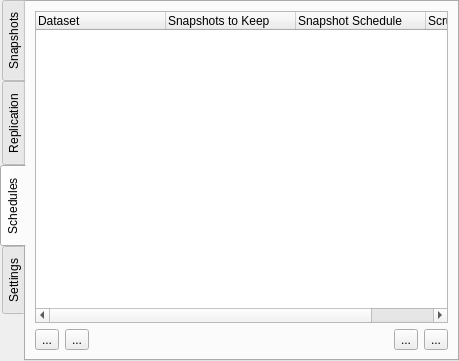
The window that src-qt5/gui_client/pages/page_lp.ui (trueos/sysadm-ui-qt) describes before a commit, drawn with Qt 5.
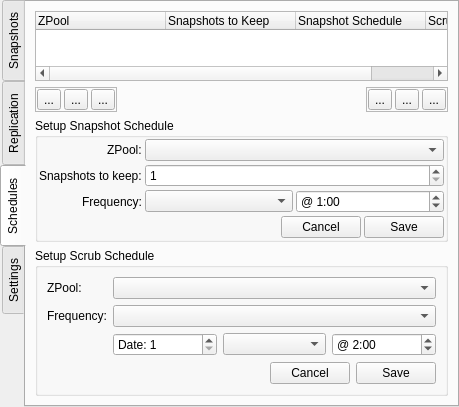
The same window after the commit. The open tabs and pages were chosen to show the change. Icons and pictures are not drawn.

Commit message: Get the schedule page up and running. Looks like there might be some backend API issues with the server, but the client seems to be sending/parsing the data properly.

The edit to the form file:
```diff
--- a/src-qt5/gui_client/pages/page_lp.ui
+++ b/src-qt5/gui_client/pages/page_lp.ui
@@ -499,7 +499,7 @@
          </attribute>
          <column>
           <property name="text">
-           <string>Dataset</string>
+           <string>ZPool</string>
           </property>
          </column>
          <column>
@@ -522,17 +522,69 @@
        <item>
         <layout class="QHBoxLayout" name="horizontalLayout_3">
          <item>
-          <widget class="QToolButton" name="tool_schedule_addsnap">
-           <property name="text">
-            <string>...</string>
+          <widget class="QFrame" name="frame">
+           <property name="frameShape">
+            <enum>QFrame::StyledPanel</enum>
            </property>
-          </widget>
-         </item>
-         <item>
-          <widget class="QToolButton" name="tool_schedule_rmsnap">
-           <property name="text">
-            <string>...</string>
+           <property name="frameShadow">
+            <enum>QFrame::Raised</enum>
            </property>
+           <layout class="QHBoxLayout" name="horizontalLayout_11">
+            <property name="spacing">
+             <number>3</number>
+            </property>
+            <property name="leftMargin">
+             <number>1</number>
+            </property>
+            <property name="topMargin">
+             <number>1</number>
+            </property>
+            <property name="rightMargin">
+             <number>1</number>
+            </property>
+            <property name="bottomMargin">
+             <number>1</number>
+            </property>
+            <item>
+             <widget class="QToolButton" name="tool_schedule_addsnap">
+              <property name="statusTip">
+               <string>Add snapshot to schedule</string>
+              </property>
+              <property name="text">
+               <string>...</string>
+              </property>
+              <property name="icon">
+               <iconset resource="../../icons/icons.qrc">
+                <normaloff>:/icons/black/camera.svg</normaloff>:/icons/black/camera.svg</iconset>
+              </property>
+             </widget>
+            </item>
+            <item>
+             <widget class="QToolButton" name="tool_schedule_modifysnap">
+              <property name="text">
+               <string>...</string>
+              </property>
+              <property name="icon">
+               <iconset resource="../../icons/icons.qrc">
+                <normaloff>:/icons/black/preferences.svg</normaloff>:/icons/black/preferences.svg</iconset>
+              </property>
+             </widget>
+            </item>
+            <item>
+             <widget class="QToolButton" name="tool_schedule_rmsnap">
+              <property name="statusTip">
+               <string>Remove snapshot from schedule</string>
+              </property>
+              <property name="text">
+               <string>...</string>
+              </property>
+              <property name="icon">
+               <iconset resource="../../icons/icons.qrc">
+                <normaloff>:/icons/black/cancel.svg</normaloff>:/icons/black/cancel.svg</iconset>
+              </property>
+             </widget>
+            </item>
+           </layout>
           </widget>
          </item>
          <item>
@@ -549,21 +601,306 @@
           </spacer>
          </item>
          <item>
-          <widget class="QToolButton" name="tool_schedule_addscrub">
-           <property name="text">
-            <string>...</string>
+          <widget class="QFrame" name="frame_2">
+           <property name="frameShape">
+            <enum>QFrame::StyledPanel</enum>
            </property>
-          </widget>
-         </item>
-         <item>
-          <widget class="QToolButton" name="tool_schedule_rmscrub">
-           <property name="text">
-            <string>...</string>
+           <property name="frameShadow">
+            <enum>QFrame::Raised</enum>
            </property>
+           <layout class="QHBoxLayout" name="horizontalLayout_12">
+            <property name="spacing">
+             <number>3</number>
+            </property>
+            <property name="leftMargin">
+             <number>1</number>
+            </property>
+            <property name="topMargin">
+             <number>1</number>
+            </property>
+            <property name="rightMargin">
+             <number>1</number>
+            </property>
+            <property name="bottomMargin">
+             <number>1</number>
+            </property>
+            <item>
+             <widget class="QToolButton" name="tool_schedule_addscrub">
+              <property name="statusTip">
+               <string>Add ZFS scrub to schedule</string>
+              </property>
+              <property name="text">
+               <string>...</string>
+              </property>
+              <property name="icon">
+               <iconset resource="../../icons/icons.qrc">
+                <normaloff>:/icons/black/pressure-reading.svg</normaloff>:/icons/black/pressure-reading.svg</iconset>
+              </property>
+             </widget>
+            </item>
+            <item>
+             <widget class="QToolButton" name="tool_schedule_modifyscrub">
+              <property name="text">
+               <string>...</string>
+              </property>
+              <property name="icon">
+               <iconset resource="../../icons/icons.qrc">
+                <normaloff>:/icons/black/preferences.svg</normaloff>:/icons/black/preferences.svg</iconset>
+              </property>
+             </widget>
+            </item>
+            <item>
+             <widget class="QToolButton" name="tool_schedule_rmscrub">
+              <property name="statusTip">
+               <string>Remove scheduled scrub</string>
+              </property>
+              <property name="text">
+               <string>...</string>
+              </property>
+              <property name="icon">
+               <iconset resource="../../icons/icons.qrc">
+                <normaloff>:/icons/black/cancel.svg</normaloff>:/icons/black/cancel.svg</iconset>
+              </property>
+             </widget>
+            </item>
+           </layout>
           </widget>
          </item>
         </layout>
        </item>
+       <item>
+        <widget class="QGroupBox" name="group_schedule_snap">
+         <property name="title">
+          <string>Setup Snapshot Schedule</string>
+         </property>
+         <layout class="QFormLayout" name="formLayout_4">
+          <property name="labelAlignment">
+           <set>Qt::AlignRight|Qt::AlignTrailing|Qt::AlignVCenter</set>
+          </property>
+          <property name="horizontalSpacing">
+           <number>3</number>
+          </property>
+          <property name="verticalSpacing">
+           <number>3</number>
+          </property>
+          <property name="leftMargin">
+           <number>1</number>
+          </property>
+          <property name="topMargin">
+           <number>1</number>
+          </property>
+          <property name="rightMargin">
+           <number>1</number>
+          </property>
+          <property name="bottomMargin">
+           <number>1</number>
+          </property>
+          <item row="1" column="1">
+           <widget class="QSpinBox" name="spin_schedule_snapkeep">
+            <property name="minimum">
+             <number>1</number>
+            </property>
+            <property name="maximum">
+             <number>100000</number>
+            </property>
+           </widget>
+          </item>
+          <item row="0" column="1">
+           <widget class="QComboBox" name="combo_schedule_snappool"/>
+          </item>
+          <item row="0" column="0">
+           <widget class="QLabel" name="label_12">
+            <property name="text">
+             <string>ZPool:</string>
+            </property>
+           </widget>
+          </item>
+          <item row="1" column="0">
+           <widget class="QLabel" name="label_13">
+            <property name="text">
+             <string>Snapshots to keep:</string>
+            </property>
+           </widget>
+          </item>
+          <item row="2" column="0">
+           <widget class="QLabel" name="label_14">
+            <property name="text">
+             <string>Frequency:</string>
+            </property>
+           </widget>
+          </item>
+          <item row="2" column="1">
+           <layout class="QHBoxLayout" name="horizontalLayout_8">
+            <item>
+             <widget class="QComboBox" name="combo_schedule_snapfreq"/>
+            </item>
+            <item>
+             <widget class="QSpinBox" name="spin_schedule_snaphour">
+              <property name="suffix">
+               <string>:00</string>
+              </property>
+              <property name="prefix">
+               <string>@ </string>
+              </property>
+              <property name="maximum">
+               <number>23</number>
+              </property>
+              <property name="value">
+               <number>1</number>
+              </property>
+             </widget>
+            </item>
+           </layout>
+          </item>
+          <item row="3" column="1">
+           <layout class="QHBoxLayout" name="horizontalLayout_9">
+            <item>
+             <spacer name="horizontalSpacer_5">
+              <property name="orientation">
+               <enum>Qt::Horizontal</enum>
+              </property>
+              <property name="sizeHint" stdset="0">
+               <size>
+                <width>40</width>
+                <height>20</height>
+               </size>
+              </property>
+             </spacer>
+            </item>
+            <item>
+             <widget class="QPushButton" name="push_schedule_cancelsnap">
+              <property name="text">
+               <string>Cancel</string>
+              </property>
+              <property name="icon">
+               <iconset resource="../../icons/icons.qrc">
+                <normaloff>:/icons/black/cancel.svg</normaloff>:/icons/black/cancel.svg</iconset>
+              </property>
+             </widget>
+            </item>
+            <item>
+             <widget class="QPushButton" name="push_schedule_savesnap">
+              <property name="text">
+               <string>Save</string>
+              </property>
+              <property name="icon">
+               <iconset resource="../../icons/icons.qrc">
+                <normaloff>:/icons/black/inbox-download.svg</normaloff>:/icons/black/inbox-download.svg</iconset>
+              </property>
+             </widget>
+            </item>
+           </layout>
+          </item>
+         </layout>
+        </widget>
+       </item>
+       <item>
+        <widget class="QGroupBox" name="group_schedule_scrub">
+         <property name="title">
+          <string>Setup Scrub Schedule</string>
+         </property>
+         <layout class="QFormLayout" name="formLayout_5">
+          <item row="0" column="0">
+           <widget class="QLabel" name="label_15">
+            <property name="text">
+             <string>ZPool:</string>
+            </property>
+           </widget>
+          </item>
+          <item row="0" column="1">
+           <widget class="QComboBox" name="combo_schedule_scrubpool"/>
+          </item>
+          <item row="1" column="0">
+           <widget class="QLabel" name="label_16">
+            <property name="text">
+             <string>Frequency:</string>
+            </property>
+           </widget>
+          </item>
+          <item row="1" column="1">
+           <widget class="QComboBox" name="combo_schedule_scrubfreq"/>
+          </item>
+          <item row="2" column="1">
+           <layout class="QHBoxLayout" name="horizontalLayout_10">
+            <item>
+             <widget class="QSpinBox" name="spin_schedule_scrubdate">
+              <property name="suffix">
+               <string/>
+              </property>
+              <property name="prefix">
+               <string>Date: </string>
+              </property>
+              <property name="minimum">
+               <number>1</number>
+              </property>
+              <property name="maximum">
+               <number>28</number>
+              </property>
+             </widget>
+            </item>
+            <item>
+             <widget class="QComboBox" name="combo_schedule_scrubday"/>
+            </item>
+            <item>
+             <widget class="QSpinBox" name="spin_schedule_scrubhour">
+              <property name="suffix">
+               <string>:00</string>
+              </property>
+              <property name="prefix">
+               <string>@ </string>
+              </property>
+              <property name="maximum">
+               <number>23</number>
+              </property>
+              <property name="value">
+               <number>2</number>
+              </property>
+             </widget>
+            </item>
+           </layout>
+          </item>
+          <item row="3" column="1">
+           <layout class="QHBoxLayout" name="horizontalLayout_13">
+            <item>
+             <spacer name="horizontalSpacer_6">
+              <property name="orientation">
+               <enum>Qt::Horizontal</enum>
+              </property>
+              <property name="sizeHint" stdset="0">
+               <size>
+                <width>40</width>
+                <height>20</height>
+               </size>
+              </property>
+             </spacer>
+            </item>
+            <item>
+             <widget class="QPushButton" name="push_schedule_scrubcancel">
+              <property name="text">
+               <string>Cancel</string>
+              </property>
+              <property name="icon">
+               <iconset resource="../../icons/icons.qrc">
+                <normaloff>:/icons/black/cancel.svg</normaloff>:/icons/black/cancel.svg</iconset>
+              </property>
+             </widget>
+            </item>
+            <item>
+             <widget class="QPushButton" name="push_schedule_scrubsave">
+              <property name="text">
+               <string>Save</string>
+              </property>
+              <property name="icon">
+               <iconset resource="../../icons/icons.qrc">
+                <normaloff>:/icons/black/inbox-download.svg</normaloff>:/icons/black/inbox-download.svg</iconset>
+              </property>
+             </widget>
+            </item>
+           </layout>
+          </item>
+         </layout>
+        </widget>
+       </item>
       </layout>
      </widget>
      <widget class="QWidget" name="tab_settings">
```
Left out of the diff: 2 changed lines with no effect on the pictures. The commit also changes 2 other files.
